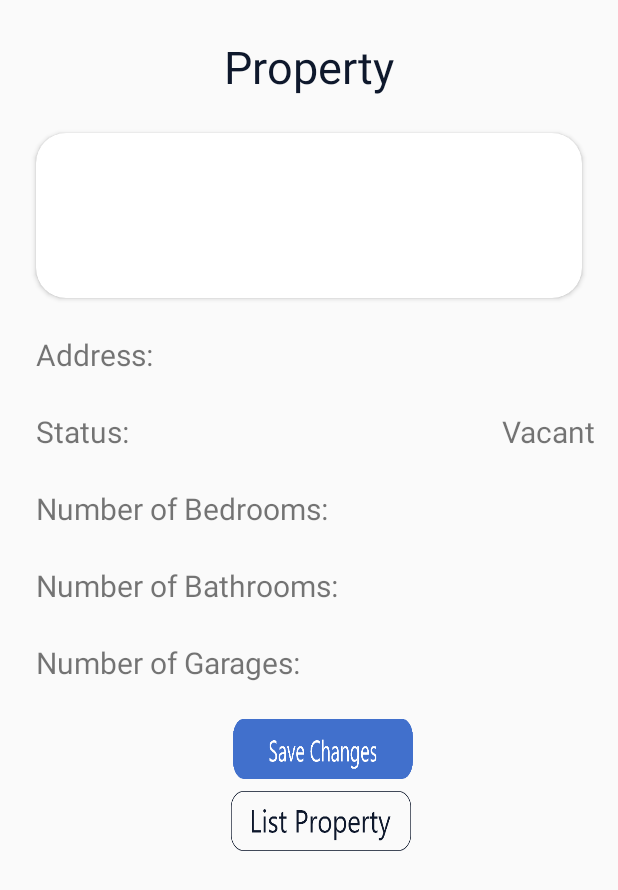
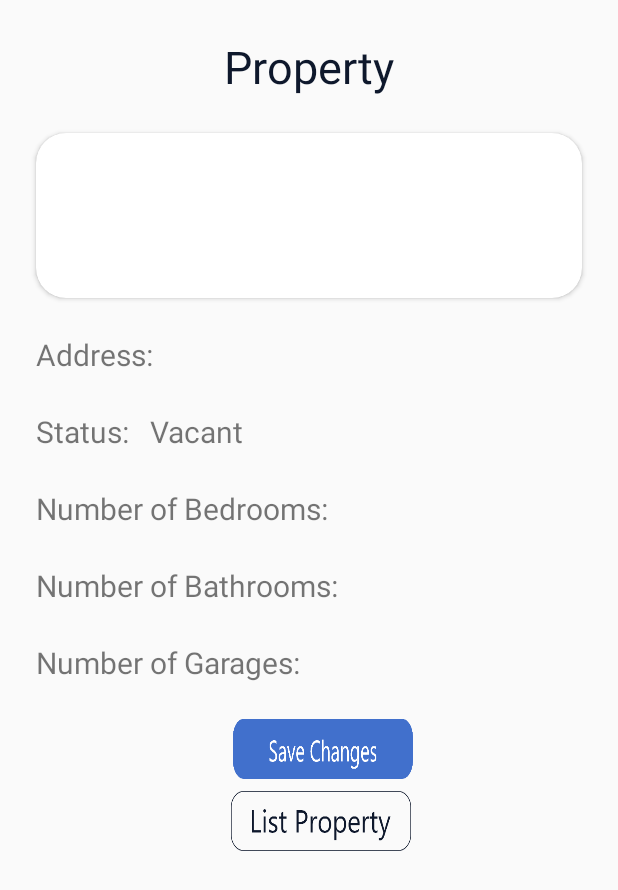
Before and after one commit to EthanJ2000/heycontract, an Android app: the fragment PropertyInfo shown on its own in the app's theme, on a phone screen of 412 x 824 dp. Shown: the top 890 px of the screen. Run offline under Robolectric (Android 15) with nearby library versions, the phone set to English and light mode, and no system bars; our stand-ins replace Firebase (no records; nobody signed in at launch, a user with empty details on screens opened directly); 1 statement that could not run was skipped.

Commit message:
Initial Commit

```diff
--- a/app/build.gradle
+++ b/app/build.gradle
@@ -40,6 +40,7 @@ dependencies {
     implementation 'com.balysv:material-ripple:1.0.2'
     implementation 'com.google.firebase:firebase-storage:19.1.0'
     implementation 'com.github.bumptech.glide:glide:4.10.0'
+    implementation 'com.treebo:internetavailabilitychecker:1.0.4'
 
 }
 
--- a/app/src/main/AndroidManifest.xml
+++ b/app/src/main/AndroidManifest.xml
@@ -1,6 +1,10 @@
 <?xml version="1.0" encoding="utf-8"?>
 <manifest xmlns:android="http://schemas.android.com/apk/res/android"
     package="com.example.heycontract">
+
+    <uses-permission android:name="android.permission.INTERNET" />
+    <uses-permission android:name="android.permission.READ_EXTERNAL_STORAGE" />
+    <uses-permission android:name="android.permission.ACCESS_NETWORK_STATE" />
 
     <application
         android:allowBackup="true"
--- a/app/src/main/java/com/example/heycontract/Fragments/PropertyInfo.java
+++ b/app/src/main/java/com/example/heycontract/Fragments/PropertyInfo.java
@@ -59,8 +59,7 @@ public class PropertyInfo extends Fragment {
 		btnSaveChanges_PropertyInfo = getView().findViewById(R.id.btnSaveChanges_PropertyInfo);
 		btnListProperty = getView().findViewById(R.id.btnListProperty);
 		loadingWheel_PropertyInfo = getView().findViewById(R.id.loadingWheel_PropertyInfo);
-		property_picture_card_PropertyInfo =
-				getView().findViewById(R.id.property_picture_card_PropertyInfo);
+		property_picture_card_PropertyInfo = getView().findViewById(R.id.property_picture_card_PropertyInfo);
 		property_picture_PropertyInfo = getView().findViewById(R.id.property_picture_PropertyInfo);
 		txtAddress_PropertyInfo = getView().findViewById(R.id.txtAddress_PropertyInfo);
 		txtStatus_PropertyInfo = getView().findViewById(R.id.txtStatus_PropertyInfo);
--- a/app/src/main/res/layout/fragment_property_info.xml
+++ b/app/src/main/res/layout/fragment_property_info.xml
@@ -94,8 +94,9 @@
 
     <TextView
         android:id="@+id/txtStatus_PropertyInfo"
-        android:layout_width="wrap_content"
+        android:layout_width="match_parent"
         android:layout_height="wrap_content"
+        android:layout_marginStart="100dp"
         android:textSize="20sp"
         app:layout_constraintBottom_toBottomOf="@+id/lblStatus"
         app:layout_constraintEnd_toEndOf="@+id/txtAddress_PropertyInfo"
@@ -116,9 +117,9 @@
 
     <TextView
         android:id="@+id/txtNumBedrooms_PropertyInfo"
-        android:layout_width="wrap_content"
+        android:layout_width="match_parent"
         android:layout_height="wrap_content"
-        android:layout_marginStart="32dp"
+        android:layout_marginStart="230dp"
         android:textSize="20sp"
         app:layout_constraintBottom_toBottomOf="@+id/lblNumBedrooms_PropertyInfo"
         app:layout_constraintStart_toEndOf="@+id/lblNumBedrooms_PropertyInfo"
@@ -137,9 +138,9 @@
 
     <TextView
         android:id="@+id/txtNumBathrooms_PropertyInfo"
-        android:layout_width="wrap_content"
+        android:layout_width="match_parent"
         android:layout_height="wrap_content"
-        android:layout_marginStart="24dp"
+        android:layout_marginStart="235dp"
         android:textSize="20sp"
         app:layout_constraintBottom_toBottomOf="@+id/lblNumBathrooms_PropertyInfo"
         app:layout_constraintStart_toEndOf="@+id/lblNumBathrooms_PropertyInfo"
@@ -158,8 +159,9 @@
 
     <TextView
         android:id="@+id/txtNumGarages_PropertyInfo"
-        android:layout_width="wrap_content"
+        android:layout_width="match_parent"
         android:layout_height="wrap_content"
+        android:layout_marginStart="210dp"
         android:textSize="20sp"
         app:layout_constraintBottom_toBottomOf="@+id/lblNumGarages_PropertyInfo"
         app:layout_constraintEnd_toEndOf="@+id/txtNumBathrooms_PropertyInfo"
```
Also changed, not shown: app/src/main/java/com/example/heycontract/Dashboard.java (+33 -3 lines), app/src/main/java/com/example/heycontract/MainActivity.java (+58 -12 lines).
